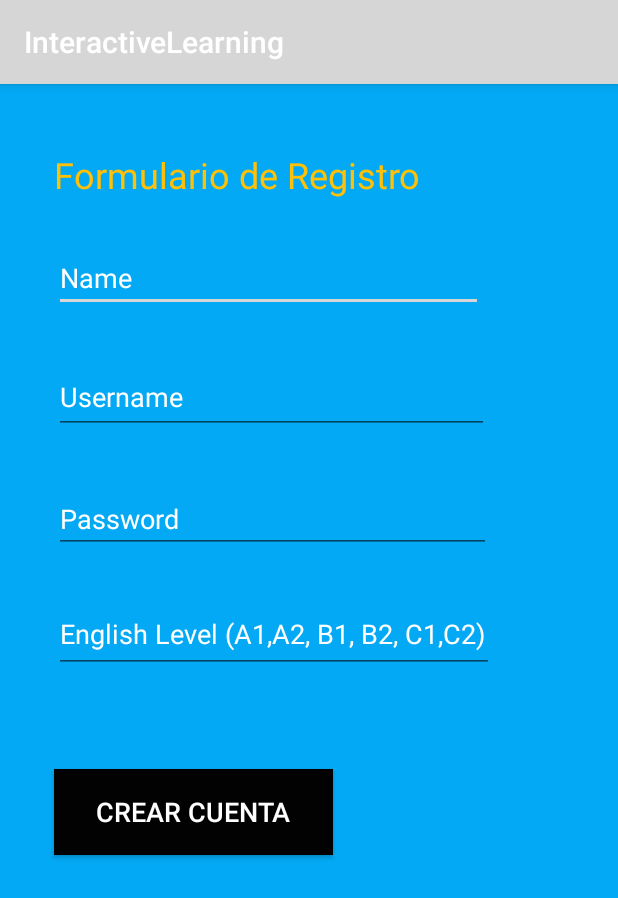
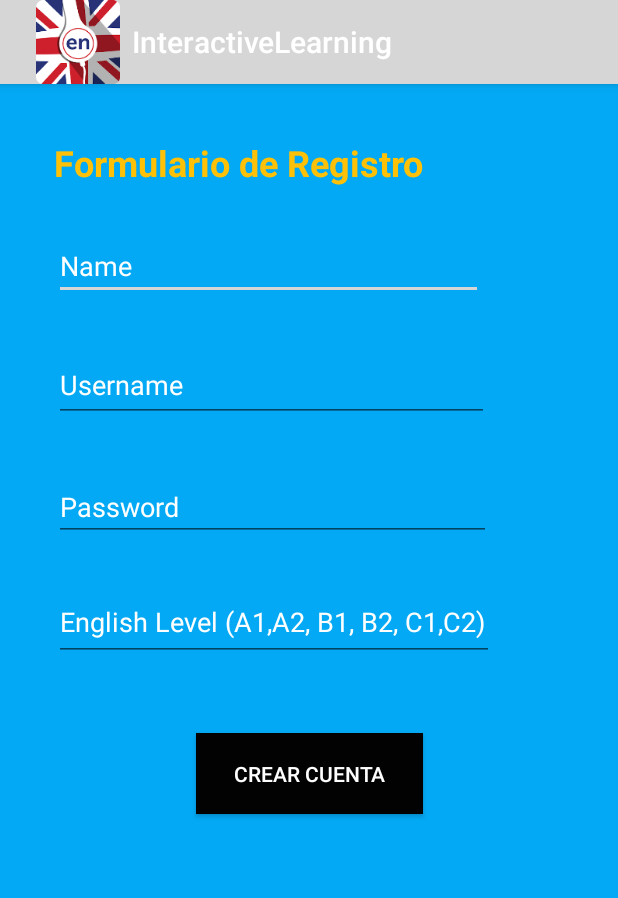
Before and after one commit to adavidbermeo/InteractiveLearning, an Android app: the Main2Activity screen opened directly, with no data from a screen before it, on a phone screen of 412 x 824 dp. Shown: the top 898 px of the screen. Run offline under Robolectric (Android 15) with nearby library versions, the phone set to English and light mode, and no system bars.

Commit message:
Commit vFinal

```diff
--- a/app/src/main/java/com/example/interactivelearning/Main2Activity.java
+++ b/app/src/main/java/com/example/interactivelearning/Main2Activity.java
@@ -16,6 +16,10 @@ public class Main2Activity extends AppCompatActivity {
     protected void onCreate(Bundle savedInstanceState) {
         super.onCreate(savedInstanceState);
         setContentView(R.layout.activity_main2);
+
+        //Poner Icono en action bar
+        getSupportActionBar().setDisplayShowHomeEnabled(true);
+        getSupportActionBar().setIcon(R.mipmap.ic_launcher);
 
         et1 = (EditText) findViewById(R.id.txt_name);
         et2 = (EditText) findViewById(R.id.txt_username);
--- a/app/src/main/java/com/example/interactivelearning/Main3Activity.java
+++ b/app/src/main/java/com/example/interactivelearning/Main3Activity.java
@@ -16,6 +16,10 @@ public class Main3Activity extends AppCompatActivity {
         super.onCreate(savedInstanceState);
         setContentView(R.layout.activity_main3);
 
+        //Poner Icono en action bar
+        getSupportActionBar().setDisplayShowHomeEnabled(true);
+        getSupportActionBar().setIcon(R.mipmap.ic_launcher);
+
         tv1 = (TextView)findViewById(R.id.result_name);
         tv2 = (TextView)findViewById(R.id.result_username);
         tv3 = (TextView)findViewById(R.id.result_password);
@@ -33,7 +37,7 @@ public class Main3Activity extends AppCompatActivity {
         tv1.setText("Name: " + results[0]);
         tv2.setText("Username: " + results[1]);
         tv3.setText("Password: " + results[2]);
-        tv4.setText("English Level: pk" + results[3]);
+        tv4.setText("English Level: " + results[3]);
 
     }
     public void returnMainClass(View view){
--- a/app/src/main/res/layout/activity_main2.xml
+++ b/app/src/main/res/layout/activity_main2.xml
@@ -9,16 +9,15 @@
 
     <Button
         android:id="@+id/create_account"
-        android:layout_width="186dp"
-        android:layout_height="57dp"
-        android:layout_marginStart="36dp"
-        android:layout_marginLeft="36dp"
-        android:layout_marginTop="64dp"
+        android:layout_width="151dp"
+        android:layout_height="54dp"
+        android:layout_marginTop="48dp"
         android:background="#020202"
         android:onClick="createAccount"
         android:text="@string/crear_cuenta"
         android:textColor="#FFFFFF"
-        android:textSize="18sp"
+        android:textSize="14sp"
+        app:layout_constraintEnd_toEndOf="parent"
         app:layout_constraintStart_toStartOf="parent"
         app:layout_constraintTop_toBottomOf="@+id/txt_english_level" />
 
@@ -28,10 +27,11 @@
         android:layout_height="wrap_content"
         android:layout_marginStart="36dp"
         android:layout_marginLeft="36dp"
-        android:layout_marginTop="44dp"
+        android:layout_marginTop="36dp"
         android:text="@string/form_title"
         android:textColor="#FFC107"
         android:textSize="24sp"
+        android:textStyle="bold"
         app:layout_constraintStart_toStartOf="parent"
         app:layout_constraintTop_toTopOf="parent" />
 
```
Also changed, not shown: app/src/main/res/layout/activity_main.xml (+6 -4 lines), app/src/main/res/layout/activity_main3.xml (+13 -12 lines).
